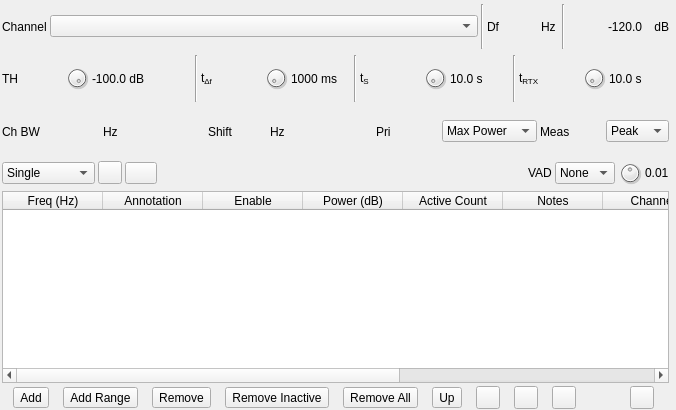
This is plugins/channelrx/freqscanner/freqscannergui.ui in lrowen/sdrangel as Qt 5 draws it before an edit. The edited form follows.
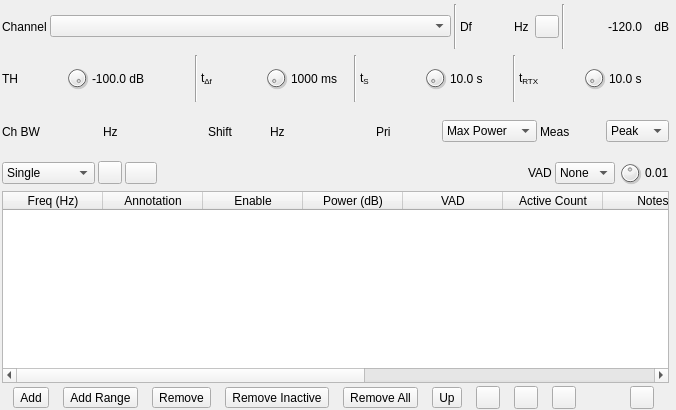
This is the edited form. Icons and pictures are not drawn. Custom widgets are drawn as their Qt base class.

Commit message: Freq scanner: implemented device frequency locking

Patch:
```diff
--- a/plugins/channelrx/freqscanner/freqscannergui.ui
+++ b/plugins/channelrx/freqscanner/freqscannergui.ui
@@ -157,6 +157,24 @@
         </property>
        </widget>
       </item>
+      <item>
+       <widget class="QToolButton" name="deviceFreqLock">
+        <property name="toolTip">
+         <string>Lock device frequency to current value</string>
+        </property>
+        <property name="text">
+         <string/>
+        </property>
+        <property name="icon">
+         <iconset resource="../../../sdrgui/resources/res.qrc">
+          <normaloff>:/unlocked.png</normaloff>
+          <normalon>:/locked.png</normalon>:/unlocked.png</iconset>
+        </property>
+        <property name="checkable">
+         <bool>true</bool>
+        </property>
+       </widget>
+      </item>
       <item>
        <widget class="Line" name="line">
         <property name="orientation">
@@ -795,6 +813,14 @@
           <string>Channel power in decibels during the previous scan</string>
          </property>
         </column>
+        <column>
+         <property name="text">
+          <string>VAD</string>
+         </property>
+         <property name="toolTip">
+          <string>Voice level</string>
+         </property>
+        </column>
         <column>
          <property name="text">
           <string>Active Count</string>
```
Left out of the diff: 2 changed lines with no effect on the pictures. The commit also changes 5 other files.
